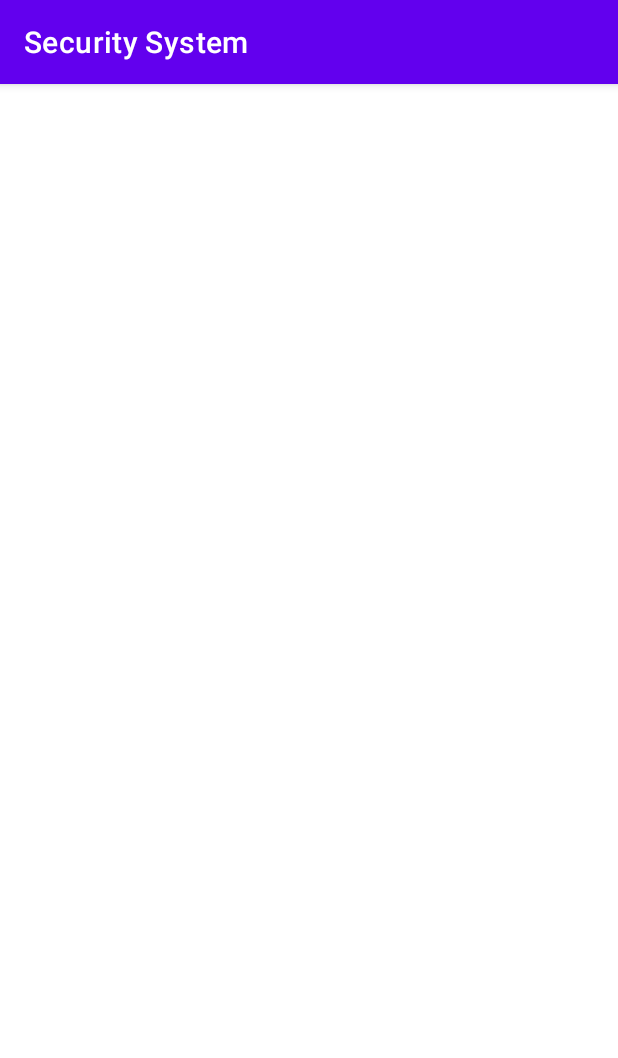
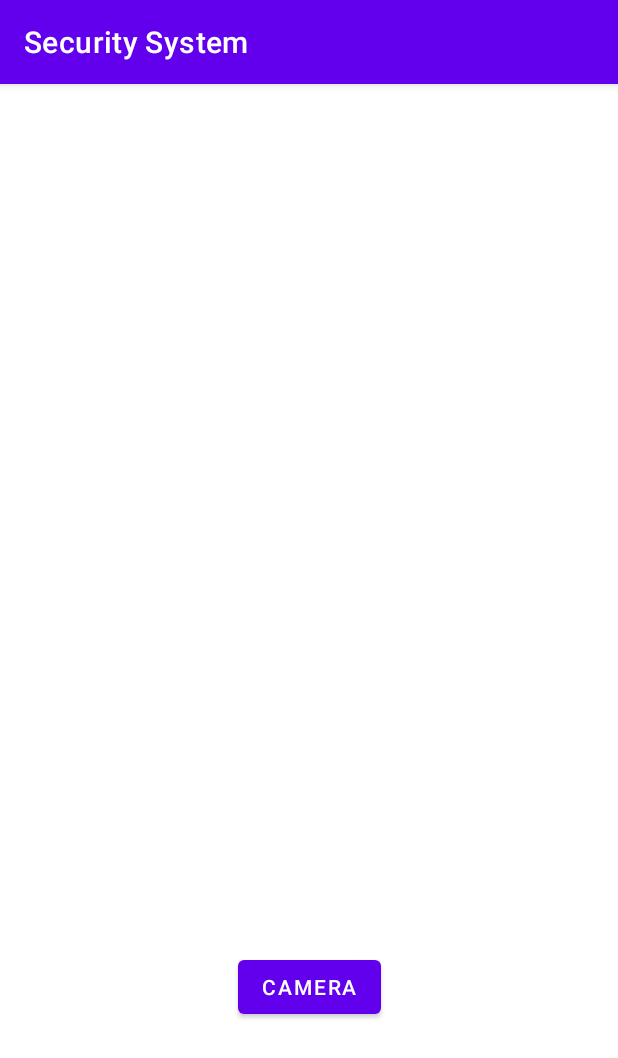
Before and after one commit to PBL-Grp1/Security-Systems-App, an Android app: the CameraActivity screen opened directly, with no data from a screen before it, on a phone screen of 412 x 824 dp. Shown: the top 1058 px of the screen. Run offline under Robolectric (Android 15) with nearby library versions, the phone set to English and light mode, and no system bars.

Commit message:
Camera Opening added

```diff
--- a/app/build.gradle
+++ b/app/build.gradle
@@ -37,6 +37,7 @@ dependencies {
     implementation 'com.google.firebase:firebase-analytics'
     implementation 'com.google.firebase:firebase-auth:21.0.1'
     implementation 'com.google.firebase:firebase-database:20.0.3'
+    implementation 'com.google.firebase:firebase-storage:20.0.0'
     testImplementation 'junit:junit:4.+'
     androidTestImplementation 'androidx.test.ext:junit:1.1.3'
     androidTestImplementation 'androidx.test.espresso:espresso-core:3.4.0'
--- a/app/src/main/AndroidManifest.xml
+++ b/app/src/main/AndroidManifest.xml
@@ -1,6 +1,8 @@
 <?xml version="1.0" encoding="utf-8"?>
 <manifest xmlns:android="http://schemas.android.com/apk/res/android"
     package="com.best_company.securitysystem">
+
+    <uses-permission android:name="android.permission.CAMERA"/>
 
     <application
         android:allowBackup="true"
--- a/app/src/main/java/com/best_company/securitysystem/CameraActivity.java
+++ b/app/src/main/java/com/best_company/securitysystem/CameraActivity.java
@@ -1,14 +1,77 @@
 package com.best_company.securitysystem;
 
+import androidx.annotation.NonNull;
+import androidx.annotation.Nullable;
 import androidx.appcompat.app.AppCompatActivity;
+import androidx.core.app.ActivityCompat;
+import androidx.core.content.ContextCompat;
 
+import android.Manifest;
+import android.content.Intent;
+import android.content.pm.PackageManager;
+import android.graphics.Bitmap;
 import android.os.Bundle;
+import android.provider.MediaStore;
+import android.widget.Button;
+import android.widget.ImageView;
+import android.widget.Toast;
 
 public class CameraActivity extends AppCompatActivity {
+
+    public static final int CAMERA_PERM_CODE = 101;
+    public static final int CAMERA_REQ_CODE = 102;
+
+    ImageView imageIV;
+    Button cameraBT;
 
     @Override
     protected void onCreate(Bundle savedInstanceState) {
         super.onCreate(savedInstanceState);
         setContentView(R.layout.activity_camera);
+        init();
+        cameraBT.setOnClickListener(view -> {
+            askCameraPermission();
+        });
+    }
+
+    private void init(){
+        imageIV = findViewById(R.id.image);
+        cameraBT = findViewById(R.id.camera);
+    }
+
+    private void askCameraPermission(){
+        if(ContextCompat.checkSelfPermission(this, Manifest.permission.CAMERA)!= PackageManager.PERMISSION_GRANTED){
+            ActivityCompat.requestPermissions(this,new String[]{Manifest.permission.CAMERA}, CAMERA_PERM_CODE);
+        }else{
+            openCamera();
+        }
+    }
+
+    @Override
+    public void onRequestPermissionsResult(int requestCode, @NonNull String[] permissions, @NonNull int[] grantResults) {
+        super.onRequestPermissionsResult(requestCode, permissions, grantResults);
+        if (requestCode == CAMERA_PERM_CODE) {
+            if (grantResults.length > 0 && grantResults[0] == PackageManager.PERMISSION_GRANTED) {
+                //open camera
+            }
+        } else {
+            Toast.makeText(this, "Camera permission is required", Toast.LENGTH_SHORT).show();
+        }
+
+    }
+
+    private void openCamera(){
+        Toast.makeText(this, "open camera req", Toast.LENGTH_SHORT).show();
+        Intent camera = new Intent(MediaStore.ACTION_IMAGE_CAPTURE);
+        startActivityForResult(camera, CAMERA_REQ_CODE);
+    }
+
+    @Override
+    protected void onActivityResult(int requestCode, int resultCode, @Nullable Intent data) {
+        super.onActivityResult(requestCode, resultCode, data);
+        if (requestCode == CAMERA_REQ_CODE){
+            Bitmap image = (Bitmap) data.getExtras().get("data");
+            imageIV.setImageBitmap(image);
+        }
     }
 }
--- a/app/src/main/java/com/best_company/securitysystem/MainActivity.java
+++ b/app/src/main/java/com/best_company/securitysystem/MainActivity.java
@@ -2,6 +2,8 @@ package com.best_company.securitysystem;
 
 import androidx.appcompat.app.AppCompatActivity;
 
+import android.content.Intent;
+import android.graphics.Camera;
 import android.os.Bundle;
 
 public class MainActivity extends AppCompatActivity {
@@ -10,5 +12,6 @@ public class MainActivity extends AppCompatActivity {
     protected void onCreate(Bundle savedInstanceState) {
         super.onCreate(savedInstanceState);
         setContentView(R.layout.activity_main);
+        startActivity(new Intent(this, CameraActivity.class));
     }
 }
--- a/app/src/main/res/layout/activity_camera.xml
+++ b/app/src/main/res/layout/activity_camera.xml
@@ -6,4 +6,22 @@
     android:layout_height="match_parent"
     tools:context=".CameraActivity">
 
+    <ImageView
+        android:layout_width="match_parent"
+        android:layout_height="400dp"
+        app:layout_constraintTop_toTopOf="parent"
+        app:layout_constraintStart_toStartOf="parent"
+        app:layout_constraintEnd_toEndOf="parent"
+        android:layout_marginTop="36dp"
+        android:id="@+id/image"/>
+    <Button
+        android:layout_width="wrap_content"
+        android:layout_height="wrap_content"
+        android:text="Camera"
+        app:layout_constraintTop_toBottomOf="@id/image"
+        app:layout_constraintStart_toStartOf="parent"
+        app:layout_constraintBottom_toBottomOf="parent"
+        app:layout_constraintEnd_toEndOf="parent"
+        android:id="@+id/camera"/>
+
 </androidx.constraintlayout.widget.ConstraintLayout>
```
Also changed, not shown: app/src/main/java/com/best_company/securitysystem/RegisterActivity.java (+7 -1 lines).
